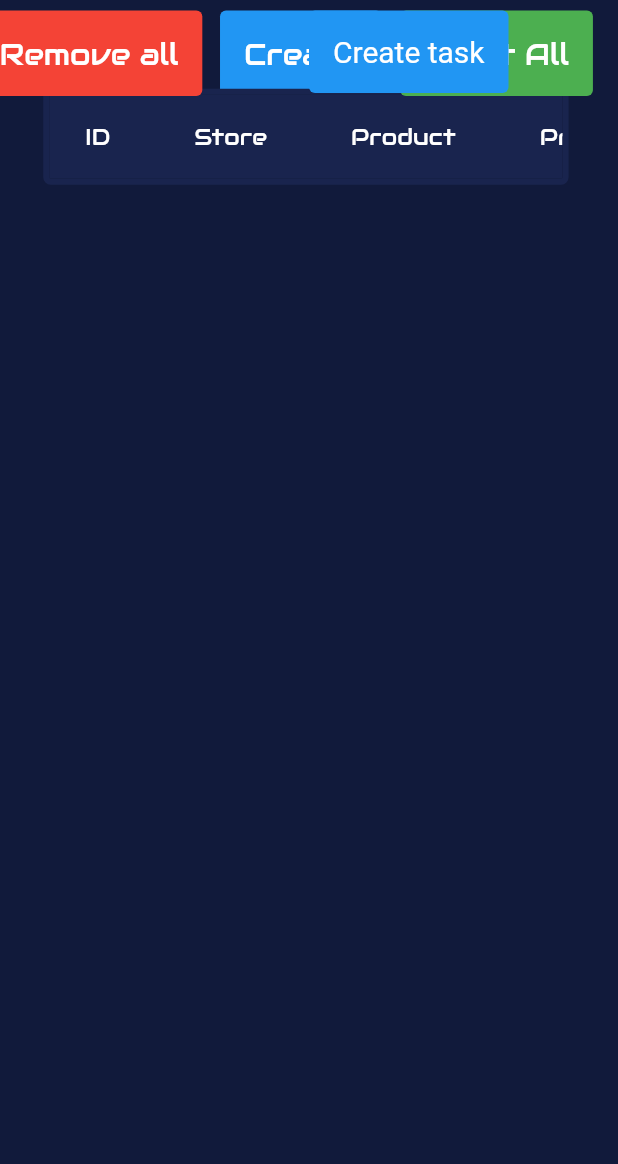
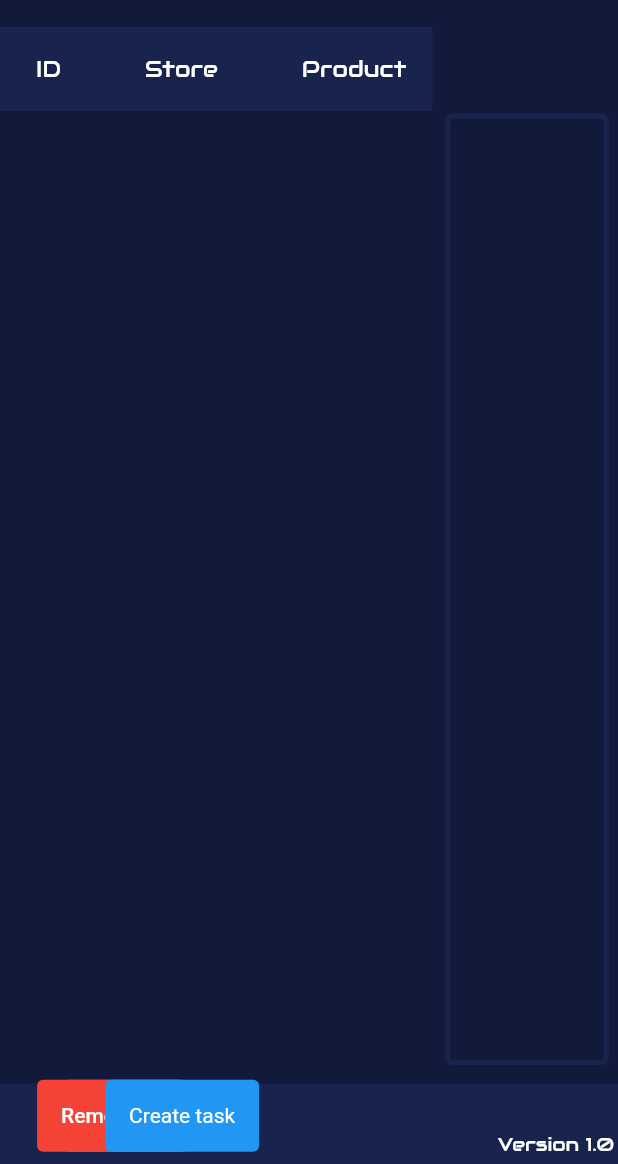
Before and after one commit to ProfessorAO/EpsilonaioGUI, a Flutter app: the tasks_screen screen opened directly, on a phone screen of 412 x 824 dp, the part 72-1236 px from its top. Run offline on Flutter 3.47's test engine with Material 2 defaults, Android fonts, the phone set to English and light mode, and no system bars; our stand-ins replace badges, easy_sidemenu, flutter_svg, page_transition, table_calendar; missing offline and left inert: bitsdojo_window, kumi_popup_window, sprung, window_size.

Commit message:
Changes to Tasks Screen more sleek

```diff
--- a/ideaProjects/epsilon_gui-Copys/lib/screens/taskScreen.dart
+++ b/ideaProjects/epsilon_gui-Copys/lib/screens/taskScreen.dart
@@ -3,12 +3,14 @@ import 'package:epsilon_gui/providers/task_inputs_provider.dart';
 import 'package:epsilon_gui/screens/home/main_components/sideMenu.dart';
 import 'package:epsilon_gui/screens/components/background.dart';
 import 'package:epsilon_gui/screens/components/epsilonText.dart';
+import 'package:flutter/gestures.dart';
 import 'package:flutter/material.dart';
 import 'package:epsilon_gui/screens/components/TopBar_.dart';
 import 'package:epsilon_gui/providers/tasks_list_provider.dart';
 import 'package:provider/provider.dart';
 import 'package:epsilon_gui/providers/tabbar_index_provider.dart';
 import 'package:kumi_popup_window/kumi_popup_window.dart';
+import 'dart:io';
 
 
 
@@ -47,14 +49,21 @@ class tasksScreen extends State<tasks_screen> {
                       context.watch<TabbarIndex>().this_TopBar,
                       //Tasksbar(),
                       //Console(),
-                      create_button(tasks: tasks),
+                      //create_button(tasks: tasks),
                       taskLists(taskinputs: tasks),
+                      createTaskGroup(),
+                      bottomBar(),
                       startAll_button(),
                       remove_all_button(),
+                      Positioned(
+                        bottom: MediaQuery.of(context).size.height * 0.006,
+                        right: MediaQuery.of(context).size.width *0.006,
+                        child: Container(
+                          child: Text("Version 1.0",style: TextStyle(color: Colors.white, fontFamily: "Audiowide",fontSize: 13),))),
 
                       Positioned(
-                        top: 55,
-                        left: MediaQuery.of(context).size.width * 0.5,
+                        bottom: MediaQuery.of(context).size.height * 0.01,
+                        left: MediaQuery.of(context).size.width * 0.17,
                         child: TextButton(onPressed: (){
                             String product = "";
                             String dropdownsize = size_list.first ;
@@ -246,19 +255,28 @@ class tasksScreen extends State<tasks_screen> {
           ),
            Expanded(child:TextButton(
             onPressed: (){
-              context.read<TasksInputs>().setstore(dropdownstore);
-              context.read<TasksInputs>().setprofile(dropdownprofile);
-              context.read<TasksInputs>().setsize(dropdownsize);
-              context.read<TasksInputs>().setproduct(product);
               final snackBar = SnackBar(
                     backgroundColor: Colors.green,
-                    content: const Text('Task Saved'),
+                    content: const Text('Task Created'),
                     action: SnackBarAction(
                     label: '',
               onPressed: () {},
             ),
               );
+
               ScaffoldMessenger.of(context).showSnackBar(snackBar);
+
+              context.read<TasksInputs>().setstore(dropdownstore);
+              context.read<TasksInputs>().setprofile(dropdownprofile);
+              context.read<TasksInputs>().setsize(dropdownsize);
+              context.read<TasksInputs>().setproduct(product);
+              context.read<TasksLists>().addTask(context.read<TasksInputs>().tasks_num,
+              context.read<TasksInputs>().task_store,
+              context.read<TasksInputs>().product,
+              context.read<TasksInputs>().task_profile,
+              context.read<TasksInputs>().task_size,
+              );
+
             },
             style:TextButton.styleFrom(
                           foregroundColor: Colors.white,
@@ -266,7 +284,7 @@ class tasksScreen extends State<tasks_screen> {
 
                           textStyle: const TextStyle(fontSize: 20,
                           color: Colors.white,),),
-            child: Text("Save Task"))
+            child: Text("Save"))
       )
       ]
       )
@@ -280,18 +298,73 @@ class tasksScreen extends State<tasks_screen> {
                           foregroundColor: Colors.white,
                           backgroundColor: Colors.blue,
                           padding: const EdgeInsets.all(16.0),
-                          textStyle: const TextStyle(fontSize: 20,
+                          textStyle: const TextStyle(
                           color: Colors.white,),),
                            child: const Text("Create task") ),
-                      )
+                      ),
+
                     ],
                   ),
                 ),
               ),
+
               ],
+
           ),
         )
     );
+  }
+}
+
+class createTaskGroup extends StatelessWidget {
+  const createTaskGroup({
+    super.key,
+  });
+
+  @override
+  Widget build(BuildContext context) {
+    return Positioned(
+      left: MediaQuery.of(context).size.width * 0.72,
+      top: MediaQuery.of(context).size.height * 0.15,
+      child: Row(
+        children: [
+          Container(color: Colors.white, height: MediaQuery.of(context).size.height * 0.1,),
+          Container(
+            decoration: BoxDecoration(
+                          borderRadius: BorderRadius.all(Radius.circular(5)),
+                          color: Color.fromARGB(255, 17, 26, 59),
+                          border:  Border.all(color: Color.fromARGB(255, 25, 36, 78),width: 3.5)
+            ),
+
+            width: MediaQuery.of(context).size.width * 0.265,
+            height: MediaQuery.of(context).size.height * 0.77,
+
+
+          ),
+        ]
+      ),
+    );
+  }
+}
+
+class bottomBar extends StatelessWidget {
+  const bottomBar({
+    super.key,
+  });
+
+  @override
+  Widget build(BuildContext context) {
+    return Positioned(
+     bottom: MediaQuery.of(context).size.height * 0.0001,
+     child: Container(
+                   color: Color.fromARGB(255, 25, 36, 78),
+                   width: MediaQuery.of(context).size.width * 1,
+                   height: MediaQuery.of(context).size.height * 0.065,
+
+
+
+                 ),
+                      );
   }
 }
 class startAll_button extends StatelessWidget {
@@ -302,15 +375,14 @@ class startAll_button extends StatelessWidget {
   @override
   Widget build(BuildContext context) {
     return Positioned(
-      top: 55,
-      left: ((MediaQuery.of(context).size.width) * 0.3)+ (MediaQuery.of(context).size.width * 0.59) -100,
+      bottom: MediaQuery.of(context).size.height * 0.01,
+      left: MediaQuery.of(context).size.width * 0.1 ,
       child: TextButton(
         style: TextButton.styleFrom(
           foregroundColor: Colors.white,
           backgroundColor: Colors.green,
           padding: const EdgeInsets.all(16.0),
-          textStyle: const TextStyle(fontSize: 20,fontFamily: 'Audiowide',
-            color: Colors.white,),
+
         ),
         onPressed: () {
           context.read<TasksLists>().startAllTasks();
@@ -328,15 +400,13 @@ class remove_all_button extends StatelessWidget {
   @override
   Widget build(BuildContext context) {
     return Positioned(
-      top: 55,
-      left: ((MediaQuery.of(context).size.width) * 0.3)+ (MediaQuery.of(context).size.width * 0.59) -383,
+      bottom: MediaQuery.of(context).size.height * 0.01,
+      left: MediaQuery.of(context).size.height * 0.03,
       child: TextButton(
         style: TextButton.styleFrom(
           foregroundColor: Colors.white,
           backgroundColor: Colors.red,
           padding: const EdgeInsets.all(16.0),
-          textStyle: const TextStyle(fontSize: 20,fontFamily: 'Audiowide',
-            color: Colors.white,),
         ),
         onPressed: () {context.read<TasksLists>().removeAllTasks();
         },
@@ -360,27 +430,29 @@ class _taskListsState extends State<taskLists> {
   @override
   Widget build(BuildContext context) {
     return Positioned(
-      top: MediaQuery.of(context).size.height *0.13,
-      left: MediaQuery.of(context).size.width * 0.07,
+      top: MediaQuery.of(context).size.height *0.08,
+      left: MediaQuery.of(context).size.width * 0,
       child: SizedBox(
-        width: MediaQuery.of(context).size.width * 0.85 ,
-        height: MediaQuery.of(context).size.height /1.27 ,
+        width: MediaQuery.of(context).size.width * 0.7 ,
+        height: MediaQuery.of(context).size.height * 0.84 ,
         child: RawScrollbar(
           thumbColor: Colors.white,
           radius: const Radius.circular(16),
           thickness: 3,
           child: SingleChildScrollView(
             scrollDirection: Axis.vertical,
+            dragStartBehavior: DragStartBehavior.down,
             primary: true,
             child: Theme(
-              data: Theme.of(context).copyWith(dividerColor: Colors.transparent),
+              data: ThemeData(
+                primarySwatch: Colors.blue,
+                  unselectedWidgetColor: Colors.white,
+              ),
+
               child: DataTable(
                 clipBehavior: Clip.antiAliasWithSaveLayer,
-                decoration: BoxDecoration(
-                  borderRadius: BorderRadius.all(Radius.circular(5)),
-                  color: Color.fromARGB(255, 17, 26, 59),
-                  border:  Border.all(color: Color.fromARGB(255, 25, 36, 78),width: 4)
-                ),
+                decoration: BoxDecoration(borderRadius: BorderRadius.all(Radius.circular(10))),
+
                 headingRowColor:  MaterialStateColor.resolveWith((states) {return const Color.fromARGB(255, 25, 36, 78) ;},),
                 columns: const [
                   DataColumn(label: taskColumn(name:"ID"),
@@ -481,12 +553,7 @@ class _create_buttonState extends State<create_button> {
             color: Colors.white,),
         ),
         onPressed: () async{
-          context.read<TasksLists>().addTask(context.read<TasksInputs>().tasks_num,
-              context.read<TasksInputs>().task_store,
-              context.read<TasksInputs>().product,
-              context.read<TasksInputs>().task_profile,
-              context.read<TasksInputs>().task_size,
-              );
+
           context.read<ConsoleLogger>().logOuput_createTask("User 1");
           },
         child: const Text('Create'),
--- a/ideaProjects/epsilon_gui-Copys/pubspec.yaml
+++ b/ideaProjects/epsilon_gui-Copys/pubspec.yaml
@@ -57,6 +57,7 @@ dependencies:
   ready: ^1.3.0
   flutter_svg: ^1.1.6
   kumi_popup_window: ^2.0.1
+  table_sticky_headers: ^2.0.5
 
 dev_dependencies:
   flutter_test:
```
Also changed, not shown: ideaProjects/epsilon_gui-Copys/lib/providers/task_instance_provider.dart (+40 -15 lines), ideaProjects/epsilon_gui-Copys/lib/providers/tasks_list_provider.dart (+14 -2 lines), ideaProjects/epsilon_gui-Copys/pubspec.lock.
